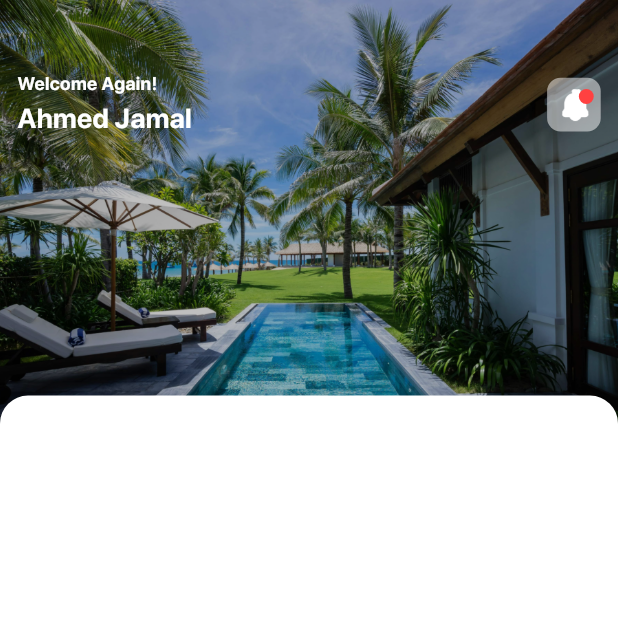
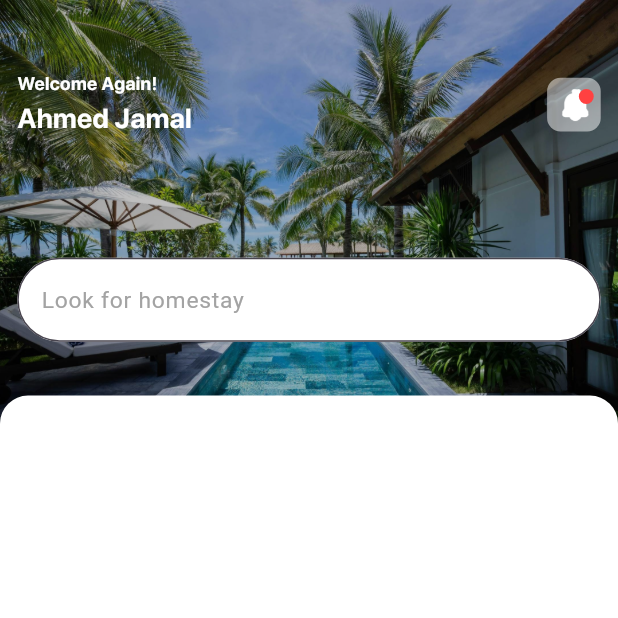
Before and after one commit to ahmedjamal22290/Booking_App, a Flutter app: the HomeView screen opened by its route, on a phone screen of 412 x 824 dp, the top half of it. Run offline on Flutter 3.47's test engine with Material 3 defaults, Android fonts, the phone set to English and light mode, and no system bars; our stand-ins replace flutter_svg, get, smooth_page_indicator; project files that could hold a hidden picture were left out.

Commit message:
create search field

```diff
--- /dev/null
+++ b/lib/features/home/presentation/views/widgets/custom_search_text_field.dart
@@ -0,0 +1,34 @@
+import 'dart:developer';
+
+import 'package:flutter/material.dart';
+
+class CustomSearchTextField extends StatelessWidget {
+  const CustomSearchTextField({
+    super.key,
+  });
+
+  @override
+  Widget build(BuildContext context) {
+    return Container(
+      height: 62.6,
+      margin: const EdgeInsets.only(top: 47),
+      child: TextFormField(
+        onTap: () {
+          log('when the UI will change ');
+        },
+        decoration: InputDecoration(
+          fillColor: Colors.white,
+          filled: true,
+          hintText: 'Look for homestay',
+          hintStyle: const TextStyle(
+            color: Color(0xffA3A3A3),
+            fontSize: 15.26,
+          ),
+          border: OutlineInputBorder(
+            borderRadius: BorderRadius.circular(32),
+          ),
+        ),
+      ),
+    );
+  }
+}
--- a/lib/features/home/presentation/views/widgets/home_view_body.dart
+++ b/lib/features/home/presentation/views/widgets/home_view_body.dart
@@ -1,3 +1,4 @@
+import 'package:booking_app/features/home/presentation/views/widgets/custom_search_text_field.dart';
 import 'package:booking_app/features/home/presentation/views/widgets/home_widgets/custom_background_image.dart';
 import 'package:booking_app/features/home/presentation/views/widgets/home_widgets/custom_main_widget.dart';
 import 'package:booking_app/features/home/presentation/views/widgets/home_widgets/welcome_bar.dart';
@@ -17,6 +18,12 @@ class HomeViewBody extends StatelessWidget {
           right: 0,
           child: WelcomeBar(),
         ),
+        Positioned(
+          top: 124.76,
+          left: 11.52,
+          right: 11.52,
+          child: CustomSearchTextField(),
+        ),
         CustomMainContainer(
           child: Column(),
         ),
```
Also changed, not shown: assets/images/home_view_images/Rectangle 13.jpg.
